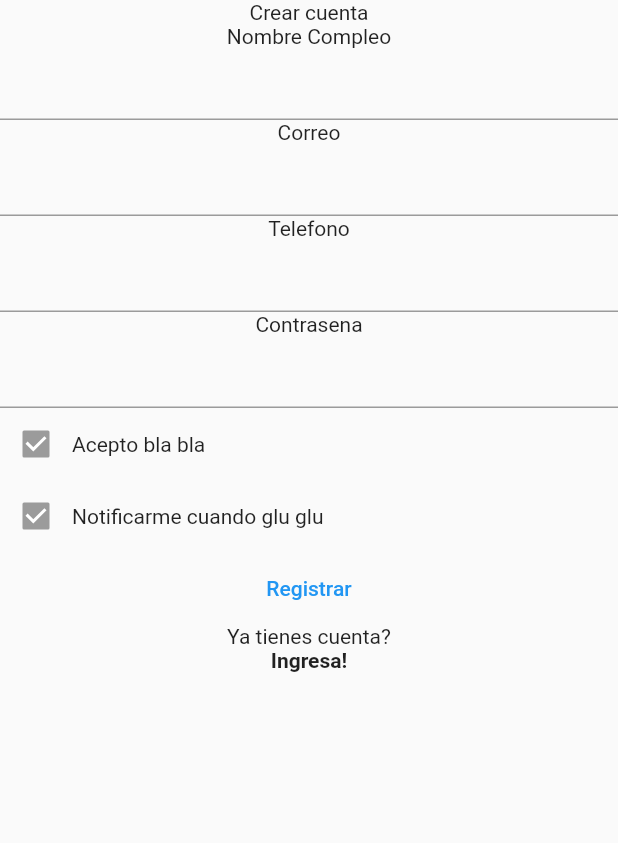
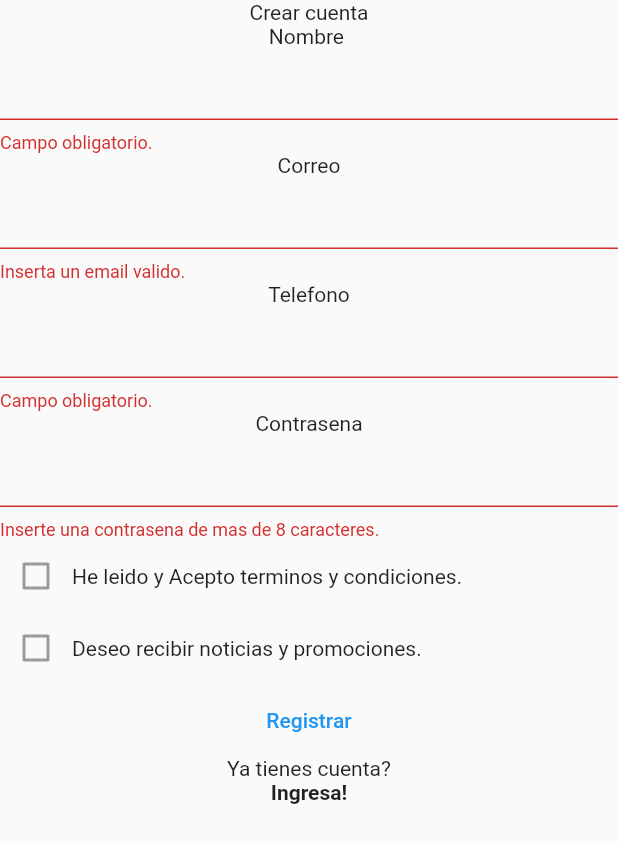
Before and after one commit to OrlandoAlPe/inprodi_test, a Flutter app: the singnUp screen opened by its route, after a tap on "Registrar", on a phone screen of 412 x 824 dp. Shown: the top 843 px of the screen. Run offline on Flutter 3.47's test engine with Material 2 defaults, Android fonts, the phone set to English and light mode, and no system bars; our stand-ins replace shared_preferences; accounts and stored records are empty.

Commit message:
Login funcional completado.
Se tomo la decicion de cambiar el SignUp y Login de Sqlite a Shared preferences ya que es la forma mas simple de solucionar el problema.

```diff
--- a/inprodi/lib/models/user.dart
+++ /dev/null
@@ -1,15 +0,0 @@
-class User {
-  int id;
-  String name;
-  String password;
-  String email;
-  String telefono;
-
-  User({
-    required this.email,
-    required this.id,
-    required this.name,
-    required this.password,
-    required this.telefono,
-  });
-}
--- a/inprodi/lib/providers/user.dart
+++ b/inprodi/lib/providers/user.dart
@@ -3,7 +3,8 @@ import 'package:flutter/material.dart';
 class User with ChangeNotifier {
   bool logedin = false;
   String nombre = 'NoName';
-   void loginChange(bool login) {
+
+   void loginChange(bool authState) {
     logedin = !logedin;
     notifyListeners();
   }
--- a/inprodi/lib/screens/home.dart
+++ b/inprodi/lib/screens/home.dart
@@ -1,6 +1,7 @@
 import 'package:flutter/cupertino.dart';
 import 'package:flutter/material.dart';
-
+import 'package:provider/provider.dart';
+import 'package:inprodi/providers/user.dart';
 class home extends StatelessWidget {
   const home({Key? key}) : super(key: key);
 
@@ -12,7 +13,7 @@ class home extends StatelessWidget {
         child: Column(
           children: [
             Center(
-              child: Text('Hola, JOSE'),
+              child: Text('Hola, ' + Provider.of<User>(context).nombre),
             ),
             Text('LISTA '),
           ],
--- a/inprodi/lib/screens/signIn.dart
+++ b/inprodi/lib/screens/signIn.dart
@@ -1,5 +1,6 @@
 import 'package:flutter/cupertino.dart';
 import 'package:flutter/material.dart';
+import 'package:inprodi/utils/userCredentials.dart';
 
 class singnUp extends StatefulWidget {
   const singnUp({Key? key}) : super(key: key);
@@ -9,35 +10,84 @@ class singnUp extends StatefulWidget {
 }
 
 class _singnUpState extends State<singnUp> {
+  //Creando Text controllers
+  final _pswdControl = TextEditingController();
+  final _telControl = TextEditingController();
+  final _nomControl = TextEditingController();
+  final _emControl = TextEditingController();
+  final _formKey = GlobalKey<FormState>();
+
   @override
   Widget build(BuildContext context) {
     return Scaffold(
+      resizeToAvoidBottomInset: false,
       body: SafeArea(
+        child: Form(
+          key: _formKey,
           child: Column(
             children: [
               Text('Crear cuenta'),
-            Text('Nombre Compleo'),
-            TextField(),
+              Text('Nombre '),
+              TextFormField(
+                controller: _nomControl,
+                validator: (value) {
+                  if (value == null || value.isEmpty) {
+                    return 'Campo obligatorio.';
+                  }
+                },
+              ),
               Text('Correo'),
-            TextField(),
+              TextFormField(
+                controller: _emControl,
+                validator: (value) {
+                  if (value == null ||
+                      !value.contains('@') ||
+                      !value.contains('.')) {
+                    return 'Inserta un email valido.';
+                  }
+                },
+              ),
               Text('Telefono'),
-            TextField(),
+              TextFormField(
+                controller: _telControl,
+                validator: (value) {
+                  if (value == null || value.isEmpty) {
+                    return 'Campo obligatorio.';
+                  }
+                },
+              ),
               Text('Contrasena'),
-            TextField(),
+              TextFormField(
+                controller: _pswdControl,
+                obscureText: true,
+                validator: (value) {
+                  if (value == null || value.length < 8) {
+                    return 'Inserte una contrasena de mas de 8 caracteres.';
+                  }
+                },
+              ),
               Row(
                 children: [
-                Checkbox(value: true, onChanged: null),
-                Text('Acepto bla bla'),
+                  Checkbox(value: false, onChanged: null),
+                  Text('He leido y Acepto terminos y condiciones.'),
                 ],
               ),
               Row(
                 children: [
-                Checkbox(value: true, onChanged: null),
-                Text('Notificarme cuando glu glu'),
+                  Checkbox(value: false, onChanged: null),
+                  Text('Deseo recibir noticias y promociones.'),
                 ],
               ),
               TextButton(
-              onPressed: () => {},
+                onPressed: () async {
+                  if (_formKey.currentState!.validate())
+                    {
+                     await UserCredentials.setEmail(_emControl.text);
+                     await UserCredentials.setPswd(_pswdControl.text);
+                     await UserCredentials.setNombre(_nomControl.text);
+                     await UserCredentials.setTel(_telControl.text);
+                    }
+                },
                 child: Text('Registrar'),
               ),
               Text('Ya tienes cuenta?'),
@@ -46,13 +96,14 @@ class _singnUpState extends State<singnUp> {
                   'Ingresa!',
                   style: TextStyle(fontWeight: FontWeight.bold),
                 ),
-              onTap: ()=>{
-                Navigator.of(context).pop()
+                onTap: () => {
+                  Navigator.of(context).pop(),
                 },
               ),
             ],
           ),
         ),
+      ),
     );
   }
 }
--- /dev/null
+++ b/inprodi/lib/utils/userCredentials.dart
@@ -0,0 +1,39 @@
+import 'package:shared_preferences/shared_preferences.dart';
+
+class UserCredentials {
+  static SharedPreferences? _credentials;
+  static const _usernameKey = 'usernameKey';
+  static const _emailKey = 'emailKey';
+  static const _passKey = 'passKey';
+  static const _telKey = 'telKey';
+  static const _authKey = 'authKey';
+  static Future init() async =>
+      _credentials = await SharedPreferences.getInstance();
+
+  //Store
+  static Future setAuthStatus(bool logedin) async =>
+      await _credentials?.setBool(_authKey, logedin);
+
+  static Future setTel(String telefono) async =>
+      await _credentials?.setString(_telKey, telefono);
+
+  static Future setNombre(String nombre) async =>
+      await _credentials?.setString(_usernameKey, nombre);
+
+  static Future setEmail(String email) async =>
+      await _credentials?.setString(_emailKey, email);
+
+  static Future setPswd(String password) async =>
+      await _credentials?.setString(_passKey, password);
+
+  //Load
+  static Future getNombre() async => await _credentials?.getString(_usernameKey);
+
+  static Future getEmail() async => await _credentials?.getString(_emailKey);
+
+  static Future getPswd() async => await _credentials?.getString(_passKey);
+
+  static Future getTel() async => await _credentials?.getString(_telKey);
+
+  static Future getAuth() async => await _credentials?.getBool(_authKey);
+}
--- a/inprodi/pubspec.yaml
+++ b/inprodi/pubspec.yaml
@@ -22,7 +22,7 @@ environment:
 
 dependencies:
   provider: ^5.0.0
-  sqflite: ^2.0.0+3
+  shared_preferences: ^2.0.6
   flutter:
     sdk: flutter
 
@@ -30,6 +30,7 @@ dependencies:
   # The following adds the Cupertino Icons font to your application.
   # Use with the CupertinoIcons class for iOS style icons.
   cupertino_icons: ^1.0.2
+
 
 
 dev_dependencies:
```
Also changed, not shown: inprodi/lib/data/usersdb.dart (deleted, +0 -35 lines), inprodi/lib/main.dart (+35 -9 lines), inprodi/lib/screens/login.dart (+31 -5 lines), inprodi/pubspec.lock. Lines whose indentation alone changed are shown as unchanged.
